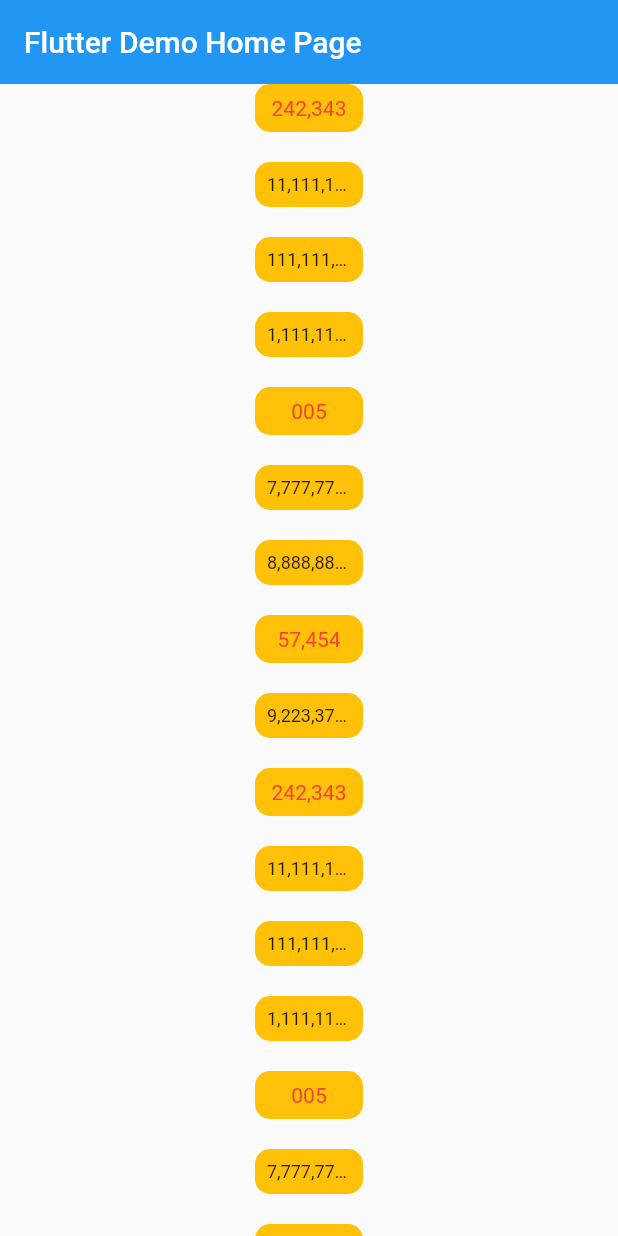
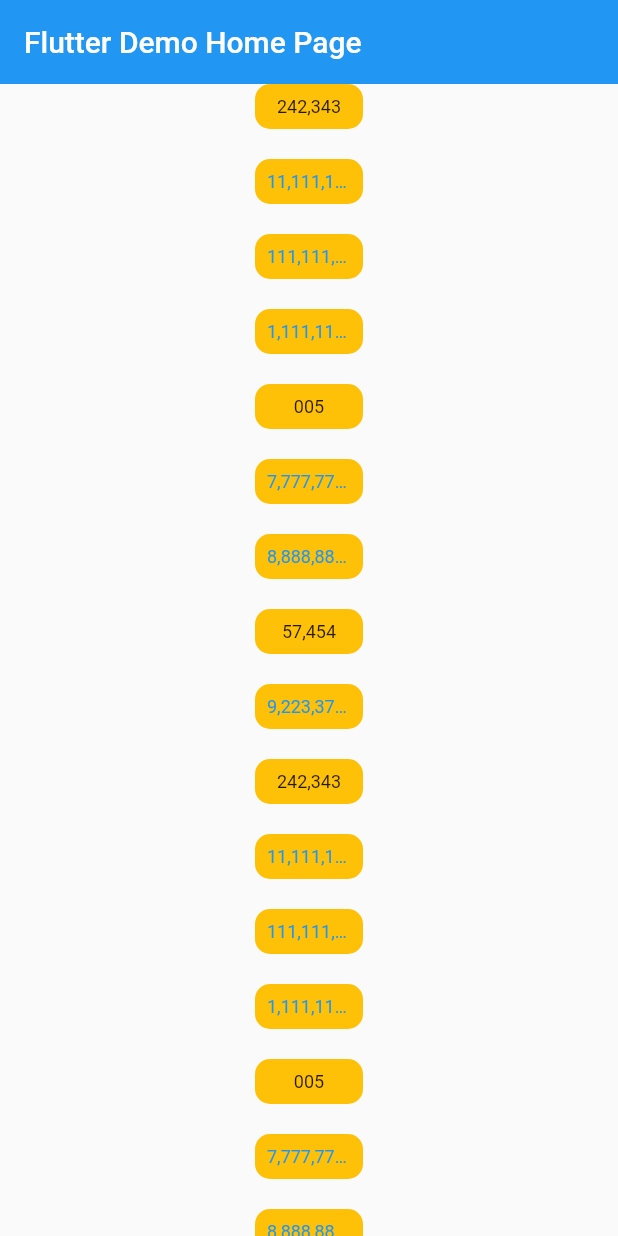
Before and after one commit to GabrielKiesshau/limited_name, a Flutter app: the screen it shows after launch, on a phone screen of 412 x 824 dp. Run offline on Flutter 3.47's test engine with Material 2 defaults, Android fonts, the phone set to English and light mode, and no system bars.

Commit message:
Split apart styles

```diff
--- a/lib/text_area.dart
+++ b/lib/text_area.dart
@@ -129,7 +129,8 @@ class _TextAreaState extends State<TextArea> {
                   padding: const EdgeInsets.all(8.0),
                   child: Text(
                     formattedText,
-                    style: widget.style,
+                    // style: widget.style,
+                    style: widget.style.copyWith(color: Colors.blue),
                     overflow: TextOverflow.ellipsis,
                   ),
                 ),
@@ -141,8 +142,7 @@ class _TextAreaState extends State<TextArea> {
               padding: const EdgeInsets.all(8.0),
               child: Text(
                 formattedText,
-                // style: widget.style,
-                style: const TextStyle(color: Colors.red),
+                style: widget.style,
               ),
             );
           },
```
